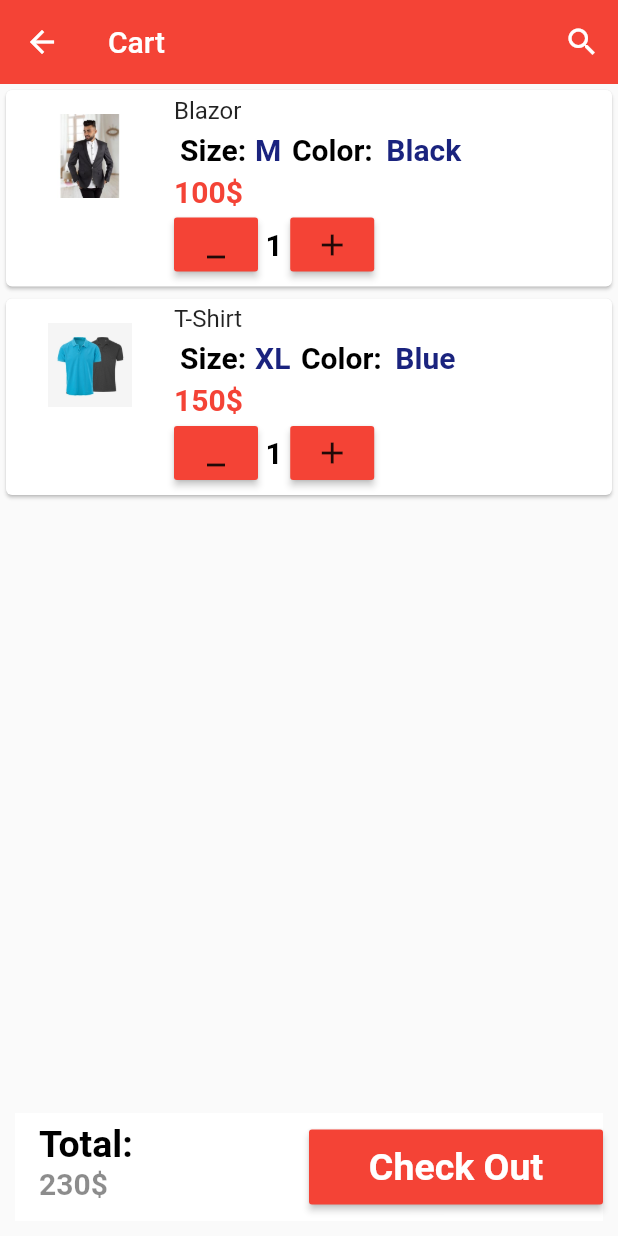
After one commit to DavidMaged171/Gamni-E-commerce-App, a Flutter app: the Cart screen opened directly, on a phone screen of 412 x 824 dp. The commit adds this screen. Run offline on Flutter 3.47's test engine with Material 2 defaults, Android fonts, the phone set to English and light mode, and no system bars; our stand-ins replace carousel_pro.

Commit message:
added cart screen

```diff
--- /dev/null
+++ b/lib/customWidget/cartProduct.dart
@@ -0,0 +1,130 @@
+import 'package:flutter/cupertino.dart';
+import 'package:flutter/material.dart';
+
+import '../customWidget/commonWidget.dart';
+import 'commonWidget.dart';
+
+class CartProduct extends StatefulWidget {
+  @override
+  _CartProductState createState() => _CartProductState();
+}
+
+class _CartProductState extends State<CartProduct> {
+  var productsOnTheCart = [
+    {
+      "name": "Blazor",
+      "image": "lib/images/blazor1.jpg",
+      "price": 100,
+      "color": "Black",
+      "quantity": 1,
+      "size": "M"
+    },
+    {
+      "name": "T-Shirt",
+      "image": "lib/images/t-shirt1.jpg",
+      "price": 150,
+      "color": "Blue",
+      "quantity": 1,
+      "size": "XL"
+    },
+  ];
+
+  @override
+  Widget build(BuildContext context) {
+    return ListView.builder(
+        itemCount: productsOnTheCart.length,
+        itemBuilder: (context, index) {
+          return SingleCartProduct(
+            prodName: productsOnTheCart[index]["name"],
+            prodColor: productsOnTheCart[index]["color"],
+            prodQty: productsOnTheCart[index]["quantity"],
+            prodImg: productsOnTheCart[index]["image"],
+            prodPrice: productsOnTheCart[index]["price"],
+            prodSize: productsOnTheCart[index]["size"],
+          );
+        });
+  }
+}
+
+class SingleCartProduct extends StatelessWidget {
+  final prodName, prodImg, prodPrice, prodSize, prodColor, prodQty;
+
+  SingleCartProduct({
+    this.prodColor,
+    this.prodImg,
+    this.prodName,
+    this.prodPrice,
+    this.prodQty,
+    this.prodSize,
+  });
+
+  @override
+  Widget build(BuildContext context) {
+    return Card(
+      child: ListTile(
+        leading: Image.asset(
+          prodImg,
+          width: 80,
+          height: 80,
+        ),
+        title: Text(prodName),
+        subtitle: Column(
+          children: [
+            Row(
+              // =================Product Size====================
+              children: [
+                customPadding(4, "Size:", Colors.black),
+                customPadding(2, prodSize.toString(), Colors.indigo[900]),
+                // =================Product Color====================
+                customPaddingLTRB(5, 5, 5, 5, "Color:", Colors.black),
+                customPadding(4, prodColor, Colors.indigo[900]),
+              ],
+            ),
+            // =================Product Price====================
+            Container(
+              alignment: Alignment.topLeft,
+              child: customText(prodPrice.toString() + "\$", 20, Colors.red),
+            ),
+            Row(
+              children: [
+                MaterialButton(
+                  minWidth: 0,
+                  //height: 2,
+                  child: Icon(Icons.minimize),
+                  color: Colors.red,
+                  onPressed: () {
+                  },
+                ),
+                //IconButton(icon: Icon(Icons.add),color: Colors.red, onPressed: (){}),
+                customPaddingLTRB(5,0,5,0, prodQty.toString(), Colors.black),
+                MaterialButton(
+                  minWidth: 0,
+                  //height: 2,
+                  child: Icon(Icons.add),
+                  color: Colors.red,
+                  onPressed: () {},
+                ),
+                //IconButton(icon: Icon(Icons.add), onPressed: () {})
+              ],
+            )
+          ],
+        ),
+      ),
+    );
+  }
+
+  Widget customPadding(double padding, var text, Color color) {
+    return Padding(
+      padding: EdgeInsets.all(padding),
+      child: customText(text, 20, color),
+    );
+  }
+
+  Widget customPaddingLTRB(
+      double L, double T, double R, double B, var text, Color color) {
+    return Padding(
+      padding: EdgeInsets.fromLTRB(L, T, R, B),
+      child: customText(text, 20, color),
+    );
+  }
+}
--- a/lib/customWidget/commonWidget.dart
+++ b/lib/customWidget/commonWidget.dart
@@ -1,5 +1,6 @@
 import 'package:flutter/material.dart';
 import 'package:carousel_pro/carousel_pro.dart';
+
 Widget getImageCarousel() {
   Widget image_carousel = new Container(
     height: 200,
@@ -21,3 +22,14 @@ Widget getImageCarousel() {
   );
   return image_carousel;
 }
+
+Widget customText(String text,double fontSize,Color color) {
+  return Text(
+    text,
+    style: TextStyle(
+      fontSize: fontSize,
+      color: color,
+      fontWeight: FontWeight.bold,
+    ),
+  );
+}
--- a/lib/screens/HomePage.dart
+++ b/lib/screens/HomePage.dart
@@ -1,9 +1,9 @@
-import 'package:flutter/foundation.dart';
 import 'package:flutter/material.dart';
 import 'package:flutter_app/customWidget/GamniDrawer.dart';
 import 'package:carousel_pro/carousel_pro.dart';
 import 'package:flutter_app/customWidget/horizontalList.dart';
 import 'package:flutter_app/customWidget/product.dart';
+import 'cart.dart';
 
 class HomePage extends StatefulWidget {
   @override
@@ -26,6 +26,14 @@ class _HomePageState extends State<HomePage> {
                 color: Colors.white,
               ),
               onPressed: () {}),
+          new IconButton(
+              icon: Icon(
+                Icons.shopping_cart,
+                color: Colors.white,
+              ),
+              onPressed: () {
+                navigateToCart();
+              }),
         ],
       ),
       drawer: GamniDrawer(),
@@ -54,6 +62,10 @@ class _HomePageState extends State<HomePage> {
         ],
       ),
     );
+  }
+  void navigateToCart()
+  {
+    Navigator.push(context, MaterialPageRoute(builder: (context)=>Cart()));
   }
 }
 
--- /dev/null
+++ b/lib/screens/cart.dart
@@ -0,0 +1,58 @@
+import 'package:flutter/cupertino.dart';
+import 'package:flutter/material.dart';
+import 'package:flutter_app/customWidget/cartProduct.dart';
+
+import '../customWidget/commonWidget.dart';
+import '../customWidget/commonWidget.dart';
+import '../customWidget/commonWidget.dart';
+
+class Cart extends StatefulWidget {
+  @override
+  _CartState createState() => _CartState();
+}
+
+class _CartState extends State<Cart> {
+  @override
+  Widget build(BuildContext context) {
+    return Scaffold(
+      appBar: new AppBar(
+        elevation: 0,
+        title: Text('Cart'),
+        backgroundColor: Colors.red,
+        actions: [
+          new IconButton(
+              icon: Icon(
+                Icons.search,
+                color: Colors.white,
+              ),
+              onPressed: () {}),
+        ],
+      ),
+      body: CartProduct(),
+      bottomNavigationBar: Padding(
+        padding: EdgeInsets.all(10),
+        child: Container(
+          color: Colors.white,
+          child: Row(
+            children: [
+              Expanded(
+                child: ListTile(
+                  title: customText("Total: ", 25, Colors.black),
+                  subtitle: customText("230\$", 20, Colors.black45),
+                ),
+              ),
+              Expanded(
+                child: MaterialButton(
+                  height: 50,
+                  color: Colors.red,
+                  onPressed: () {},
+                  child: customText("Check Out", 25, Colors.white),
+                ),
+              )
+            ],
+          ),
+        ),
+      ),
+    );
+  }
+}
```
